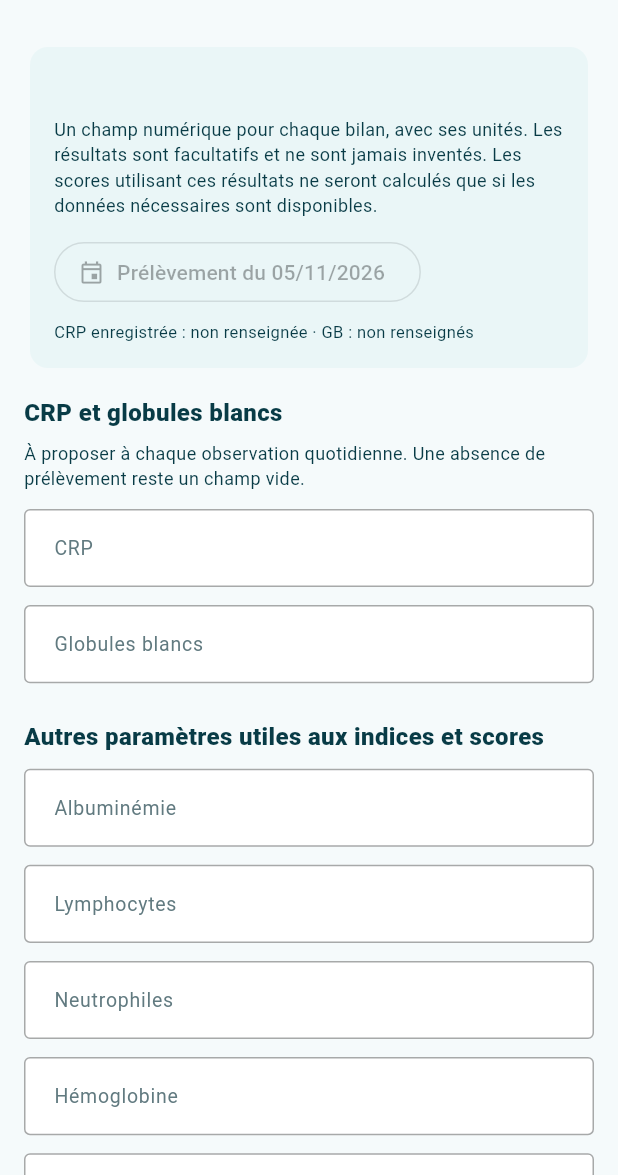
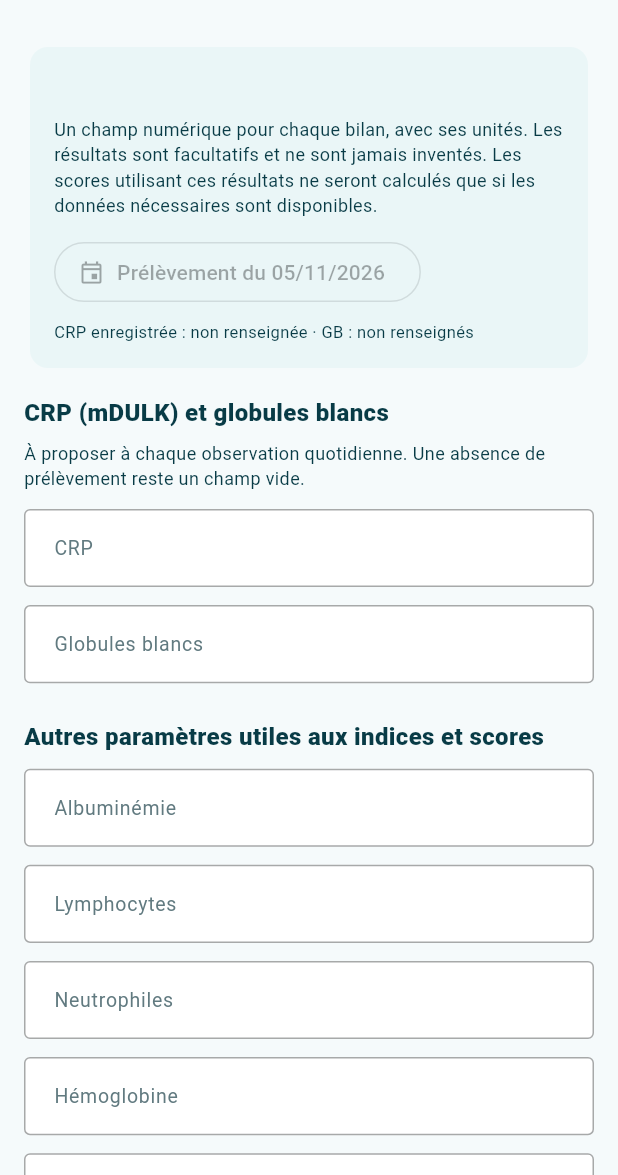
Before and after one commit to elghalimamac-tech/VISCERA, a Flutter app: the LabResultsPage screen opened directly with empty values, on a phone screen of 412 x 824 dp, the part 61-1236 px from its top. Run offline on Flutter 3.47's test engine with Material 3 defaults, Android fonts, the phone set to English and light mode, and no system bars; our stand-ins replace firebase_core, firebase_messaging, flutter_local_notifications, flutter_svg, shared_preferences, speech_to_text and 2 more; missing offline and left inert: dart:js_interop, postgrest; accounts and stored records are empty.

Commit message:
Clarify CRP input role in mDULK and publish tested laboratory forms to web

```diff
--- a/lib/screens/lab_results_page.dart
+++ b/lib/screens/lab_results_page.dart
@@ -207,7 +207,7 @@ class _LabResultsPageState extends State<LabResultsPage> {
                 ),
               ),
               const SizedBox(height: 14),
-              const Text('CRP et globules blancs', style: TextStyle(
+              const Text('CRP (mDULK) et globules blancs', style: TextStyle(
                 fontWeight: FontWeight.w800, fontSize: 16)),
               const SizedBox(height: 7),
               const Text('À proposer à chaque observation quotidienne. '
```
